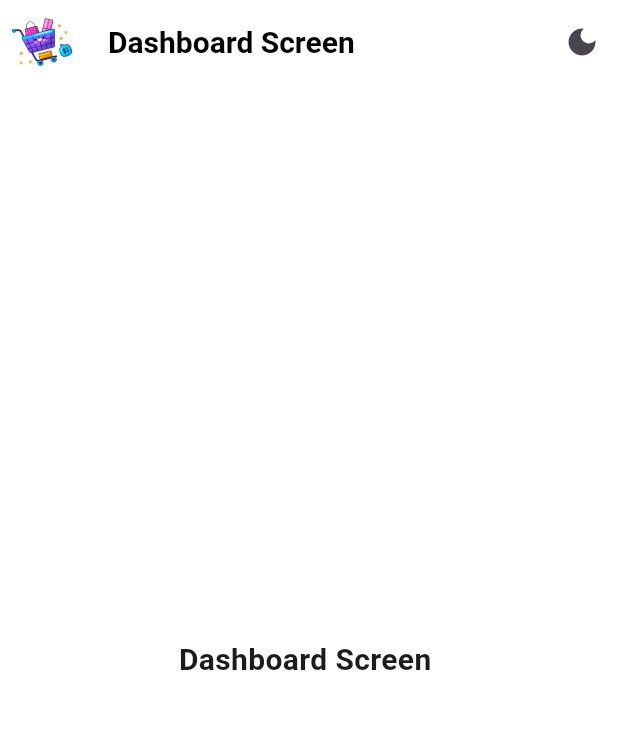
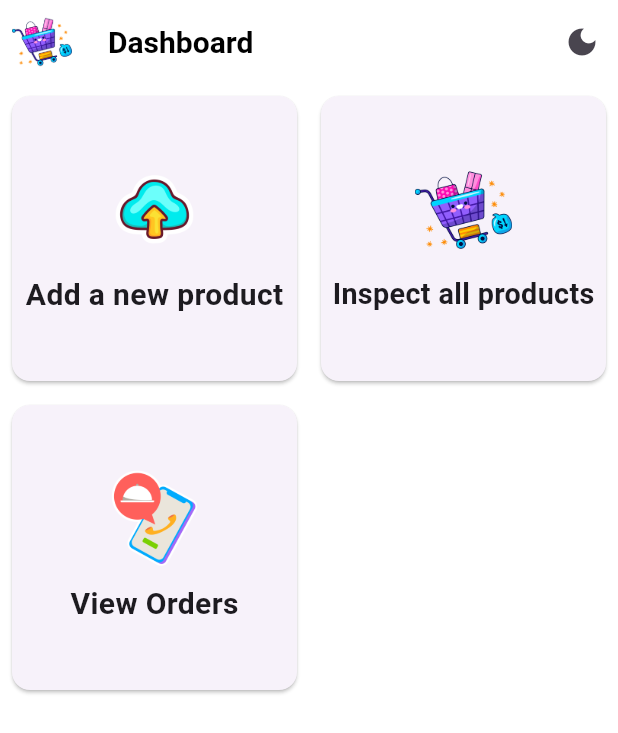
Before and after one commit to KiarashKiani79/ShopSmart_Admin, a Flutter app: the screen it shows after launch, on a phone screen of 412 x 824 dp. Shown: the top 733 px of the screen. Run offline on Flutter 3.47's test engine with Material 2 defaults, Android fonts, the phone set to English and light mode, and no system bars; our stand-ins replace fancy_shimmer_image, shared_preferences, shimmer; missing offline and left inert: dynamic_height_grid_view.

Commit message:
Implement the Dashboard Screen

```diff
--- a/lib/consts/theme_data.dart
+++ b/lib/consts/theme_data.dart
@@ -11,7 +11,7 @@ class Styles {
   }) {
     return ThemeData(
       useMaterial3: true,
-      primaryColorLight: Colors.purple,
+      primaryColorLight: const Color.fromARGB(255, 94, 75, 236),
       primaryColorDark: const Color(0xFFF7F1FB),
       scaffoldBackgroundColor: isDarkTheme
           ? AppColors.darkScaffoldColor
--- a/lib/main.dart
+++ b/lib/main.dart
@@ -1,4 +1,5 @@
 import 'package:flutter/material.dart';
+import 'package:flutter/services.dart';
 import 'package:provider/provider.dart';
 
 import 'consts/theme_data.dart';
@@ -9,7 +10,11 @@ import 'screens/inner_screen/orders/orders_screen.dart';
 import 'screens/search_screen.dart';
 
 void main() {
-  runApp(const MyApp());
+  WidgetsFlutterBinding.ensureInitialized();
+  SystemChrome.setPreferredOrientations([DeviceOrientation.portraitUp])
+      .then((_) {
+    runApp(const MyApp());
+  });
 }
 
 class MyApp extends StatelessWidget {
--- /dev/null
+++ b/lib/models/dashboard_btn_model.dart
@@ -0,0 +1,41 @@
+import 'package:flutter/material.dart';
+import '/screens/inner_screen/orders/orders_screen.dart';
+import '/screens/search_screen.dart';
+
+// import '../screens/edit_upload_product_form.dart';
+import '../services/assets_manager.dart';
+
+class DashboardButtonsModel {
+  final String text, imagePath;
+  final Function onPressed;
+
+  DashboardButtonsModel({
+    required this.text,
+    required this.imagePath,
+    required this.onPressed,
+  });
+
+  static List<DashboardButtonsModel> dashboardBtnList(context) => [
+        DashboardButtonsModel(
+          text: "Add a new product",
+          imagePath: AssetsManager.cloud,
+          onPressed: () {
+            // Navigator.pushNamed(context, EditOrUploadProductScreen.routeName);
+          },
+        ),
+        DashboardButtonsModel(
+          text: "Inspect all products",
+          imagePath: AssetsManager.shoppingCart,
+          onPressed: () {
+            Navigator.pushNamed(context, SearchScreen.routeName);
+          },
+        ),
+        DashboardButtonsModel(
+          text: "View Orders",
+          imagePath: AssetsManager.order,
+          onPressed: () {
+            Navigator.pushNamed(context, OrdersScreen.routeName);
+          },
+        ),
+      ];
+}
--- a/lib/screens/dashboard_screen.dart
+++ b/lib/screens/dashboard_screen.dart
@@ -1,5 +1,8 @@
 import 'package:flutter/material.dart';
 import 'package:provider/provider.dart';
+import '../consts/theme_data.dart';
+import '/models/dashboard_btn_model.dart';
+import '/widgets/dashboard_btns.dart';
 import '../providers/theme_provider.dart';
 import '../services/assets_manager.dart';
 import '../widgets/title_text.dart';
@@ -18,7 +21,7 @@ class DashboardScreenState extends State<DashboardScreen> {
     final themeProvider = Provider.of<ThemeProvider>(context);
     return Scaffold(
         appBar: AppBar(
-        title: const TitlesTextWidget(label: "Dashboard Screen"),
+          title: const TitlesTextWidget(label: "Dashboard"),
           leading: Padding(
             padding: const EdgeInsets.all(8.0),
             child: Image.asset(AssetsManager.shoppingCart),
@@ -34,10 +37,20 @@ class DashboardScreenState extends State<DashboardScreen> {
                   : Icons.dark_mode),
             ),
           ],
+          systemOverlayStyle: statusBarTheme(themeProvider),
         ),
-      body: const Center(
-        child: TitlesTextWidget(label: "Dashboard Screen "),
+        body: GridView.count(
+          crossAxisCount: 2,
+          children: List.generate(
+            DashboardButtonsModel.dashboardBtnList(context).length,
+            (index) => DashboardButtonsWidget(
+              text: DashboardButtonsModel.dashboardBtnList(context)[index].text,
+              imagePath: DashboardButtonsModel.dashboardBtnList(context)[index]
+                  .imagePath,
+              onPressed: DashboardButtonsModel.dashboardBtnList(context)[index]
+                  .onPressed,
             ),
-    );
+          ),
+        ));
   }
 }
--- a/lib/screens/inner_screen/orders/orders_screen.dart
+++ b/lib/screens/inner_screen/orders/orders_screen.dart
@@ -1,5 +1,8 @@
 import 'package:flutter/material.dart';
+import 'package:provider/provider.dart';
 import '../../../../widgets/empty_bag.dart';
+import '../../../consts/theme_data.dart';
+import '../../../providers/theme_provider.dart';
 import '../../../services/assets_manager.dart';
 import '../../../widgets/title_text.dart';
 import 'orders_widget.dart';
@@ -17,11 +20,13 @@ class _OrdersScreenState extends State<OrdersScreen> {
   bool isEmptyOrders = false;
   @override
   Widget build(BuildContext context) {
+    final themeProvider = Provider.of<ThemeProvider>(context);
     return Scaffold(
         appBar: AppBar(
           title: const TitlesTextWidget(
             label: 'Placed orders',
           ),
+          systemOverlayStyle: statusBarTheme(themeProvider),
         ),
         body: isEmptyOrders
             ? EmptyBagWidget(
--- a/lib/screens/search_screen.dart
+++ b/lib/screens/search_screen.dart
@@ -1,8 +1,10 @@
 import 'package:flutter/material.dart';
 import 'package:provider/provider.dart';
 
+import '../consts/theme_data.dart';
 import '../models/product_model.dart';
 import '../providers/products_provider.dart';
+import '../providers/theme_provider.dart';
 import '../services/assets_manager.dart';
 import '../widgets/product_widget.dart';
 import '../widgets/title_text.dart';
@@ -34,6 +36,7 @@ class _SearchScreenState extends State<SearchScreen> {
   List<ProductModel> productListSearch = [];
   @override
   Widget build(BuildContext context) {
+    final themeProvider = Provider.of<ThemeProvider>(context);
     final productsProvider = Provider.of<ProductsProvider>(context);
     String? passedCategory =
         ModalRoute.of(context)!.settings.arguments as String?;
@@ -46,13 +49,8 @@ class _SearchScreenState extends State<SearchScreen> {
       },
       child: Scaffold(
         appBar: AppBar(
-          leading: Padding(
-            padding: const EdgeInsets.all(8.0),
-            child: Image.asset(
-              AssetsManager.shoppingCart,
-            ),
-          ),
           title: TitlesTextWidget(label: passedCategory ?? "Search products"),
+          systemOverlayStyle: statusBarTheme(themeProvider),
         ),
         body: productList.isEmpty
             ? const Center(child: TitlesTextWidget(label: "No product found"))
--- /dev/null
+++ b/lib/widgets/dashboard_btns.dart
@@ -0,0 +1,43 @@
+import 'package:flutter/material.dart';
+import '/widgets/title_text.dart';
+
+class DashboardButtonsWidget extends StatelessWidget {
+  const DashboardButtonsWidget(
+      {super.key,
+      required this.text,
+      required this.imagePath,
+      required this.onPressed});
+  final String text, imagePath;
+  final Function onPressed;
+  @override
+  Widget build(BuildContext context) {
+    return GestureDetector(
+      onTap: () {
+        onPressed();
+      },
+      child: Padding(
+        padding: const EdgeInsets.all(4.0),
+        child: Card(
+          child: Column(
+            mainAxisAlignment: MainAxisAlignment.center,
+            children: [
+              Image.asset(
+                imagePath,
+                height: 65,
+                width: 65,
+              ),
+              const SizedBox(
+                height: 10,
+              ),
+              FittedBox(
+                  child: Padding(
+                padding: const EdgeInsets.symmetric(horizontal: 8),
+                child: TitlesTextWidget(label: text),
+              )),
+            ],
+          ),
+        ),
+      ),
+    );
+  }
+}
```
Lines whose indentation alone changed are shown as unchanged.
